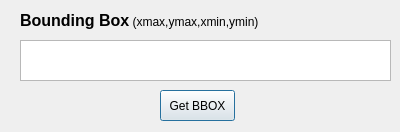
Above: boundingbox_dialog_base.ui from Maaka2890/BoundingBox before the change. Below: the same form after it.
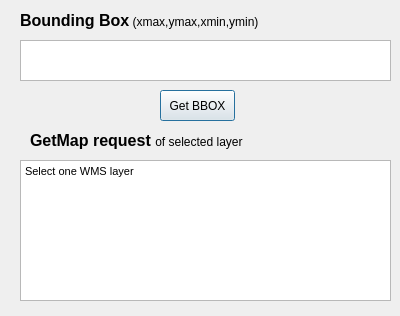
That is the form after the change.

Commit message: Added GetMap request capabilities for WMS

Patch:
```diff
--- a/boundingbox_dialog_base.ui
+++ b/boundingbox_dialog_base.ui
@@ -7,7 +7,7 @@
     <x>0</x>
     <y>0</y>
     <width>400</width>
-    <height>132</height>
+    <height>316</height>
    </rect>
   </property>
   <property name="windowTitle">
@@ -49,6 +49,36 @@
     <string>Get BBOX</string>
    </property>
   </widget>
+  <widget class="QTextBrowser" name="textOutput_2">
+   <property name="geometry">
+    <rect>
+     <x>20</x>
+     <y>160</y>
+     <width>371</width>
+     <height>141</height>
+    </rect>
+   </property>
+   <property name="html">
+    <string>&lt;!DOCTYPE HTML PUBLIC &quot;-//W3C//DTD HTML 4.0//EN&quot; &quot;http://www.w3.org/TR/REC-html40/strict.dtd&quot;&gt;
+&lt;html&gt;&lt;head&gt;&lt;meta name=&quot;qrichtext&quot; content=&quot;1&quot; /&gt;&lt;style type=&quot;text/css&quot;&gt;
+p, li { white-space: pre-wrap; }
+&lt;/style&gt;&lt;/head&gt;&lt;body style=&quot; font-family:'MS Shell Dlg 2'; font-size:8.25pt; font-weight:400; font-style:normal;&quot;&gt;
+&lt;p style=&quot; margin-top:0px; margin-bottom:0px; margin-left:0px; margin-right:0px; -qt-block-indent:0; text-indent:0px;&quot;&gt;Select one WMS layer&lt;/p&gt;&lt;/body&gt;&lt;/html&gt;</string>
+   </property>
+  </widget>
+  <widget class="QLabel" name="label_2">
+   <property name="geometry">
+    <rect>
+     <x>30</x>
+     <y>120</y>
+     <width>221</width>
+     <height>41</height>
+    </rect>
+   </property>
+   <property name="text">
+    <string>&lt;html&gt;&lt;head/&gt;&lt;body&gt;&lt;p&gt;&lt;span style=&quot; font-size:12pt; font-weight:600;&quot;&gt;GetMap request &lt;/span&gt;of selected layer&lt;/p&gt;&lt;/body&gt;&lt;/html&gt;</string>
+   </property>
+  </widget>
   <action name="actionGetBB">
    <property name="text">
     <string>GetBB</string>
```
The commit also changes 1 other file.
